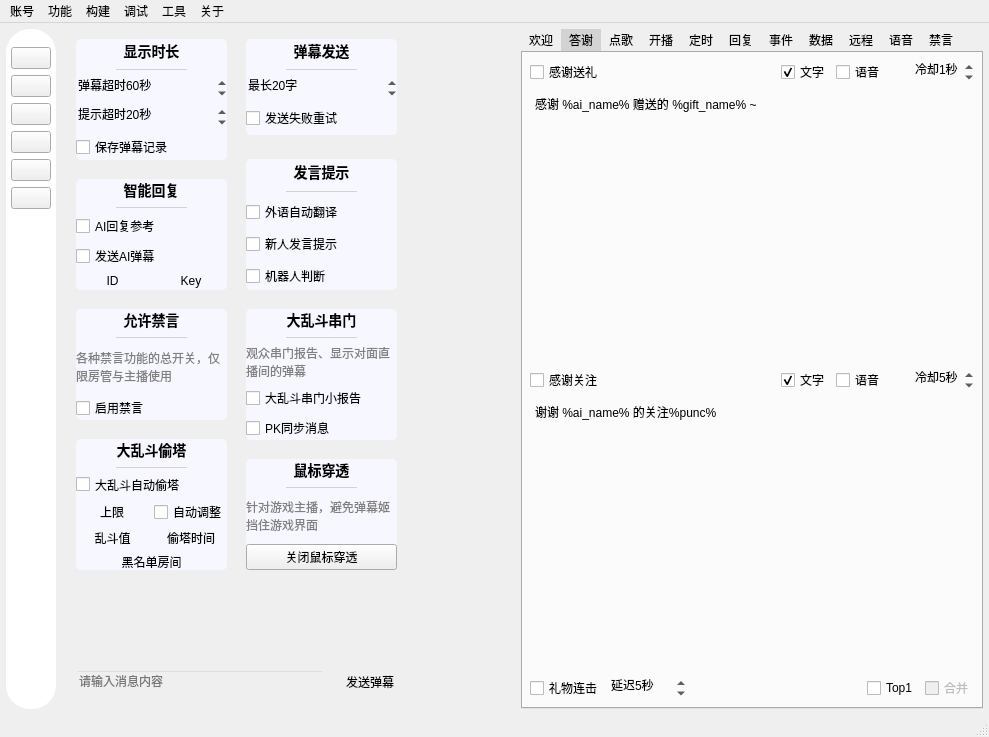
First picture: the form in mainwindow/mainwindow.ui, repository iwxyi/Bilibili-MagicalDanmaku, before the edit.
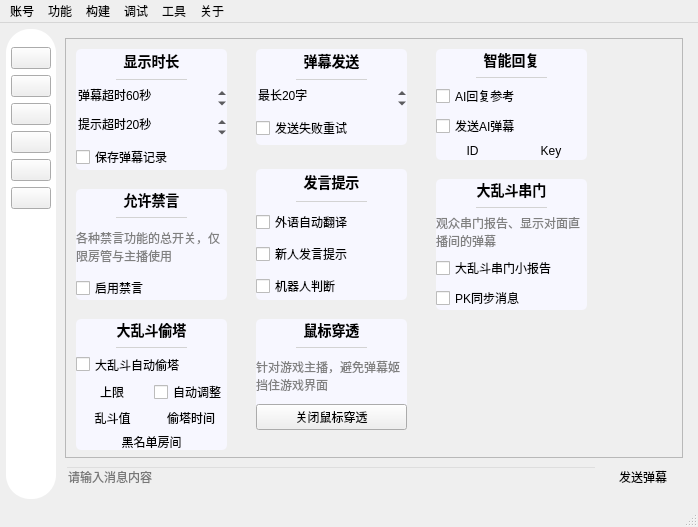
Second picture: the form after the edit. The open tabs and pages were chosen to show the change. Icons and pictures are not drawn. Custom widgets are drawn as their Qt base class.

Commit message: 添加WaterfallScrollArea控件

```diff
--- a/mainwindow/mainwindow.ui
+++ b/mainwindow/mainwindow.ui
@@ -6,8 +6,8 @@
    <rect>
     <x>0</x>
     <y>0</y>
-    <width>989</width>
-    <height>737</height>
+    <width>698</width>
+    <height>527</height>
    </rect>
   </property>
   <property name="windowTitle">
@@ -171,7 +171,7 @@
     <item>
      <widget class="QStackedWidget" name="stackedWidget">
       <property name="currentIndex">
-       <number>2</number>
+       <number>1</number>
       </property>
       <widget class="QWidget" name="roomPage">
        <layout class="QHBoxLayout" name="horizontalLayout_65">
@@ -953,10 +953,25 @@
        </layout>
       </widget>
       <widget class="QWidget" name="danmakuPage">
+       <layout class="QVBoxLayout" name="verticalLayout_5">
+        <item>
+         <widget class="QScrollArea" name="scrollArea">
+          <property name="widgetResizable">
+           <bool>true</bool>
+          </property>
+          <widget class="QWidget" name="scrollAreaWidgetContents">
+           <property name="geometry">
+            <rect>
+             <x>0</x>
+             <y>0</y>
+             <width>628</width>
+             <height>423</height>
+            </rect>
+           </property>
        <widget class="QWidget" name="danmakuTimerSettingsCard" native="true">
         <property name="geometry">
          <rect>
-          <x>20</x>
+              <x>10</x>
           <y>10</y>
           <width>151</width>
           <height>121</height>
@@ -1097,26 +1112,26 @@
          </item>
         </layout>
        </widget>
-       <widget class="QWidget" name="danmakuSaveSettingsCard" native="true">
+           <widget class="QWidget" name="danmakuSendSettingsCard" native="true">
         <property name="geometry">
          <rect>
           <x>190</x>
-          <y>130</y>
+              <y>10</y>
           <width>151</width>
-          <height>131</height>
+              <height>96</height>
          </rect>
         </property>
         <property name="styleSheet">
-         <string notr="true">#danmakuSaveSettingsCard
+             <string notr="true">#danmakuSendSettingsCard
 {
 	background: #f7f7ff;
 	border: none;
 	border-radius: 5px;
 }</string>
         </property>
-        <layout class="QVBoxLayout" name="verticalLayout_17">
+            <layout class="QVBoxLayout" name="verticalLayout_30">
          <item>
-          <widget class="QLabel" name="label_15">
+              <widget class="QLabel" name="label_14">
            <property name="sizePolicy">
             <sizepolicy hsizetype="Preferred" vsizetype="Fixed">
              <horstretch>0</horstretch>
@@ -1128,7 +1143,7 @@
 font-weight: 500;</string>
            </property>
            <property name="text">
-            <string>发言提示</string>
+                <string>弹幕发送</string>
            </property>
            <property name="alignment">
             <set>Qt::AlignCenter</set>
@@ -1136,7 +1151,7 @@
           </widget>
          </item>
          <item>
-          <widget class="QWidget" name="widget_11" native="true">
+              <widget class="QWidget" name="widget_10" native="true">
            <property name="minimumSize">
             <size>
              <width>0</width>
@@ -1156,32 +1171,55 @@
           </widget>
          </item>
          <item>
-          <widget class="QCheckBox" name="languageAutoTranslateCheck">
+              <widget class="QSpinBox" name="danmuLongestSpin">
+               <property name="contextMenuPolicy">
+                <enum>Qt::NoContextMenu</enum>
+               </property>
            <property name="toolTip">
-            <string>&lt;html&gt;&lt;head/&gt;&lt;body&gt;&lt;p&gt;自动翻译常用外语弹幕&lt;/p&gt;&lt;p&gt;目前支持：英语、日语、俄语、韩语&lt;/p&gt;&lt;/body&gt;&lt;/html&gt;</string>
-           </property>
-           <property name="text">
-            <string>外语自动翻译</string>
-           </property>
-          </widget>
-         </item>
-         <item>
-          <widget class="QCheckBox" name="newbieTipCheck">
-           <property name="toolTip">
-            <string>&lt;html&gt;&lt;head/&gt;&lt;body&gt;&lt;p&gt;第一次发弹幕时，昵称前显示[初]&lt;/p&gt;&lt;p&gt;若是0级小号，前三次显示红色的[新]&lt;/p&gt;&lt;/body&gt;&lt;/html&gt;</string>
-           </property>
-           <property name="text">
-            <string>新人发言提示</string>
-           </property>
+                <string>&lt;html&gt;&lt;head/&gt;&lt;body&gt;&lt;p&gt;一条弹幕最长可以发送多少字&lt;/p&gt;&lt;p&gt;当前规则：直播间中，舰长20字，提督30字，总督40字&lt;/p&gt;&lt;p&gt;另外会受到观众等级等其他氪金操作的影响。&lt;/p&gt;&lt;/body&gt;&lt;/html&gt;</string>
+               </property>
+               <property name="layoutDirection">
+                <enum>Qt::LeftToRight</enum>
+               </property>
+               <property name="autoFillBackground">
+                <bool>false</bool>
+               </property>
+               <property name="styleSheet">
+                <string notr="true">QSpinBox
+{
+	background: transparent;
+}</string>
+               </property>
+               <property name="frame">
+                <bool>false</bool>
+               </property>
+               <property name="suffix">
+                <string>字</string>
+               </property>
+               <property name="prefix">
+                <string>最长</string>
+               </property>
+               <property name="minimum">
+                <number>20</number>
+               </property>
+               <property name="maximum">
+                <number>80</number>
+               </property>
+               <property name="singleStep">
+                <number>10</number>
+               </property>
+               <property name="value">
+                <number>20</number>
+               </property>
           </widget>
          </item>
          <item>
-          <widget class="QCheckBox" name="judgeRobotCheck">
+              <widget class="QCheckBox" name="retryFailedDanmuCheck">
            <property name="toolTip">
-            <string>&lt;html&gt;&lt;head/&gt;&lt;body&gt;&lt;p&gt;开启后，判定为机器人的用户将不再触发欢迎、感谢关注&lt;/p&gt;&lt;p&gt;根据关注、粉丝、投稿、作品点赞等数据智能分析，有一定几率存在误判情况，但不影响整体效果&lt;/p&gt;&lt;p&gt;进来的人很多时，不建议开启，容易出现“请求被拦截”&lt;/p&gt;&lt;/body&gt;&lt;/html&gt;</string>
+                <string>&lt;html&gt;&lt;head/&gt;&lt;body&gt;&lt;p&gt;尝试重新发送失败的弹幕&lt;/p&gt;&lt;p&gt;包括：超出限制长度（自动分割）、1s内过快发送、3s内重复消息&lt;/p&gt;&lt;/body&gt;&lt;/html&gt;</string>
            </property>
            <property name="text">
-            <string>机器人判断</string>
+                <string>发送失败重试</string>
            </property>
           </widget>
          </item>
@@ -1190,8 +1228,8 @@
        <widget class="QWidget" name="danmakuAISettingsCard" native="true">
         <property name="geometry">
          <rect>
-          <x>20</x>
-          <y>150</y>
+              <x>370</x>
+              <y>10</y>
           <width>151</width>
           <height>111</height>
          </rect>
@@ -1308,26 +1346,26 @@
          </item>
         </layout>
        </widget>
-       <widget class="QWidget" name="danmakuSendSettingsCard" native="true">
+           <widget class="QWidget" name="danmakuSaveSettingsCard" native="true">
         <property name="geometry">
          <rect>
           <x>190</x>
-          <y>10</y>
+              <y>130</y>
           <width>151</width>
-          <height>96</height>
+              <height>131</height>
          </rect>
         </property>
         <property name="styleSheet">
-         <string notr="true">#danmakuSendSettingsCard
+             <string notr="true">#danmakuSaveSettingsCard
 {
 	background: #f7f7ff;
 	border: none;
 	border-radius: 5px;
 }</string>
         </property>
-        <layout class="QVBoxLayout" name="verticalLayout_30">
+            <layout class="QVBoxLayout" name="verticalLayout_17">
          <item>
-          <widget class="QLabel" name="label_14">
+              <widget class="QLabel" name="label_15">
            <property name="sizePolicy">
             <sizepolicy hsizetype="Preferred" vsizetype="Fixed">
              <horstretch>0</horstretch>
@@ -1339,7 +1377,7 @@
 font-weight: 500;</string>
            </property>
            <property name="text">
-            <string>弹幕发送</string>
+                <string>发言提示</string>
            </property>
            <property name="alignment">
             <set>Qt::AlignCenter</set>
@@ -1347,7 +1385,7 @@
           </widget>
          </item>
          <item>
-          <widget class="QWidget" name="widget_10" native="true">
+              <widget class="QWidget" name="widget_11" native="true">
            <property name="minimumSize">
             <size>
              <width>0</width>
@@ -1367,55 +1405,32 @@
           </widget>
          </item>
          <item>
-          <widget class="QSpinBox" name="danmuLongestSpin">
-           <property name="contextMenuPolicy">
-            <enum>Qt::NoContextMenu</enum>
-           </property>
+              <widget class="QCheckBox" name="languageAutoTranslateCheck">
            <property name="toolTip">
-            <string>&lt;html&gt;&lt;head/&gt;&lt;body&gt;&lt;p&gt;一条弹幕最长可以发送多少字&lt;/p&gt;&lt;p&gt;当前规则：直播间中，舰长20字，提督30字，总督40字&lt;/p&gt;&lt;p&gt;另外会受到观众等级等其他氪金操作的影响。&lt;/p&gt;&lt;/body&gt;&lt;/html&gt;</string>
-           </property>
-           <property name="layoutDirection">
-            <enum>Qt::LeftToRight</enum>
-           </property>
-           <property name="autoFillBackground">
-            <bool>false</bool>
-           </property>
-           <property name="styleSheet">
-            <string notr="true">QSpinBox
-{
-	background: transparent;
-}</string>
-           </property>
-           <property name="frame">
-            <bool>false</bool>
-           </property>
-           <property name="suffix">
-            <string>字</string>
-           </property>
-           <property name="prefix">
-            <string>最长</string>
-           </property>
-           <property name="minimum">
-            <number>20</number>
-           </property>
-           <property name="maximum">
-            <number>80</number>
-           </property>
-           <property name="singleStep">
-            <number>10</number>
-           </property>
-           <property name="value">
-            <number>20</number>
-           </property>
+                <string>&lt;html&gt;&lt;head/&gt;&lt;body&gt;&lt;p&gt;自动翻译常用外语弹幕&lt;/p&gt;&lt;p&gt;目前支持：英语、日语、俄语、韩语&lt;/p&gt;&lt;/body&gt;&lt;/html&gt;</string>
+               </property>
+               <property name="text">
+                <string>外语自动翻译</string>
+               </property>
+              </widget>
+             </item>
+             <item>
+              <widget class="QCheckBox" name="newbieTipCheck">
+               <property name="toolTip">
+                <string>&lt;html&gt;&lt;head/&gt;&lt;body&gt;&lt;p&gt;第一次发弹幕时，昵称前显示[初]&lt;/p&gt;&lt;p&gt;若是0级小号，前三次显示红色的[新]&lt;/p&gt;&lt;/body&gt;&lt;/html&gt;</string>
+               </property>
+               <property name="text">
+                <string>新人发言提示</string>
+               </property>
           </widget>
          </item>
          <item>
-          <widget class="QCheckBox" name="retryFailedDanmuCheck">
+              <widget class="QCheckBox" name="judgeRobotCheck">
            <property name="toolTip">
-            <string>&lt;html&gt;&lt;head/&gt;&lt;body&gt;&lt;p&gt;尝试重新发送失败的弹幕&lt;/p&gt;&lt;p&gt;包括：超出限制长度（自动分割）、1s内过快发送、3s内重复消息&lt;/p&gt;&lt;/body&gt;&lt;/html&gt;</string>
+                <string>&lt;html&gt;&lt;head/&gt;&lt;body&gt;&lt;p&gt;开启后，判定为机器人的用户将不再触发欢迎、感谢关注&lt;/p&gt;&lt;p&gt;根据关注、粉丝、投稿、作品点赞等数据智能分析，有一定几率存在误判情况，但不影响整体效果&lt;/p&gt;&lt;p&gt;进来的人很多时，不建议开启，容易出现“请求被拦截”&lt;/p&gt;&lt;/body&gt;&lt;/html&gt;</string>
            </property>
            <property name="text">
-            <string>发送失败重试</string>
+                <string>机器人判断</string>
            </property>
           </widget>
          </item>
@@ -1424,8 +1439,8 @@
        <widget class="QWidget" name="danmakuBlockSettingsCard" native="true">
         <property name="geometry">
          <rect>
-          <x>20</x>
-          <y>280</y>
+              <x>10</x>
+              <y>150</y>
           <width>151</width>
           <height>111</height>
          </rect>
@@ -1507,8 +1522,8 @@
        <widget class="QWidget" name="danmakuCuanmenSettingsCard" native="true">
         <property name="geometry">
          <rect>
-          <x>190</x>
-          <y>280</y>
+              <x>370</x>
+              <y>140</y>
           <width>151</width>
           <height>131</height>
          </rect>
@@ -1608,129 +1623,11 @@
          </item>
         </layout>
        </widget>
-       <widget class="QWidget" name="danmakuMouseTransparentSettingsCard" native="true">
-        <property name="geometry">
-         <rect>
-          <x>190</x>
-          <y>430</y>
-          <width>151</width>
-          <height>111</height>
-         </rect>
-        </property>
-        <property name="styleSheet">
-         <string notr="true">#danmakuMouseTransparentSettingsCard
-{
-	background: #f7f7ff;
-	border: none;
-	border-radius: 5px;
-}</string>
-        </property>
-        <layout class="QVBoxLayout" name="verticalLayout_33">
-         <item>
-          <widget class="QLabel" name="label_20">
-           <property name="sizePolicy">
-            <sizepolicy hsizetype="Preferred" vsizetype="Fixed">
-             <horstretch>0</horstretch>
-             <verstretch>0</verstretch>
-            </sizepolicy>
-           </property>
-           <property name="styleSheet">
-            <string notr="true">font-size: 14px;
-font-weight: 500;</string>
-           </property>
-           <property name="text">
-            <string>鼠标穿透</string>
-           </property>
-           <property name="alignment">
-            <set>Qt::AlignCenter</set>
-           </property>
-          </widget>
-         </item>
-         <item>
-          <widget class="QWidget" name="widget_18" native="true">
-           <property name="minimumSize">
-            <size>
-             <width>0</width>
-             <height>1</height>
-            </size>
-           </property>
-           <property name="maximumSize">
-            <size>
-             <width>16777215</width>
-             <height>1</height>
-            </size>
-           </property>
-           <property name="styleSheet">
-            <string notr="true">background: lightgray;
-margin: 40px;</string>
-           </property>
-          </widget>
-         </item>
-         <item>
-          <widget class="QLabel" name="label_21">
-           <property name="styleSheet">
-            <string notr="true">color: gray;</string>
-           </property>
-           <property name="text">
-            <string>针对游戏主播，避免弹幕姬挡住游戏界面</string>
-           </property>
-           <property name="wordWrap">
-            <bool>true</bool>
-           </property>
-          </widget>
-         </item>
-         <item>
-          <widget class="QPushButton" name="closeTransMouseButton">
-           <property name="text">
-            <string>关闭鼠标穿透</string>
-           </property>
-          </widget>
-         </item>
-        </layout>
-       </widget>
-       <widget class="QWidget" name="">
-        <property name="geometry">
-         <rect>
-          <x>20</x>
-          <y>640</y>
-          <width>334</width>
-          <height>25</height>
-         </rect>
-        </property>
-        <layout class="QHBoxLayout" name="horizontalLayout_8">
-         <property name="topMargin">
-          <number>0</number>
-         </property>
-         <item>
-          <widget class="QLineEdit" name="SendMsgEdit">
-           <property name="styleSheet">
-            <string notr="true">QLineEdit
-{
-	background: transparent;
-}</string>
-           </property>
-           <property name="placeholderText">
-            <string>请输入消息内容</string>
-           </property>
-          </widget>
-         </item>
-         <item>
-          <widget class="QPushButton" name="SendMsgButton">
-           <property name="text">
-            <string>发送弹幕</string>
-           </property>
-           <property name="flat">
-            <bool>true</bool>
-           </property>
-          </widget>
-         </item>
-        </layout>
-       </widget>
        <widget class="QWidget" name="danmakuToutaSettingsCard" native="true">
         <property name="geometry">
          <rect>
-          <x>20</x>
-          <y>410</y>
+              <x>10</x>
+              <y>280</y>
           <width>151</width>
           <height>131</height>
          </rect>
@@ -1871,121 +1768,181 @@
          </item>
         </layout>
        </widget>
+           <widget class="QWidget" name="danmakuMouseTransparentSettingsCard" native="true">
+            <property name="geometry">
+             <rect>
+              <x>190</x>
+              <y>280</y>
+              <width>151</width>
+              <height>111</height>
+             </rect>
+            </property>
+            <property name="styleSheet">
+             <string notr="true">#danmakuMouseTransparentSettingsCard
+{
+	background: #f7f7ff;
+	border: none;
+	border-radius: 5px;
+}</string>
+            </property>
+            <layout class="QVBoxLayout" name="verticalLayout_33">
+             <item>
+              <widget class="QLabel" name="label_20">
+               <property name="sizePolicy">
+                <sizepolicy hsizetype="Preferred" vsizetype="Fixed">
+                 <horstretch>0</horstretch>
+                 <verstretch>0</verstretch>
+                </sizepolicy>
+               </property>
+               <property name="styleSheet">
+                <string notr="true">font-size: 14px;
+font-weight: 500;</string>
+               </property>
+               <property name="text">
+                <string>鼠标穿透</string>
+               </property>
+               <property name="alignment">
+                <set>Qt::AlignCenter</set>
+               </property>
+              </widget>
+             </item>
+             <item>
+              <widget class="QWidget" name="widget_18" native="true">
+               <property name="minimumSize">
+                <size>
+                 <width>0</width>
+                 <height>1</height>
+                </size>
+               </property>
+               <property name="maximumSize">
+                <size>
+                 <width>16777215</width>
+                 <height>1</height>
+                </size>
+               </property>
+               <property name="styleSheet">
+                <string notr="true">background: lightgray;
+margin: 40px;</string>
+               </property>
+              </widget>
+             </item>
+             <item>
+              <widget class="QLabel" name="label_21">
+               <property name="styleSheet">
+                <string notr="true">color: gray;</string>
+               </property>
+               <property name="text">
+                <string>针对游戏主播，避免弹幕姬挡住游戏界面</string>
+               </property>
+               <property name="wordWrap">
+                <bool>true</bool>
+               </property>
+              </widget>
+             </item>
+             <item>
+              <widget class="QPushButton" name="closeTransMouseButton">
+               <property name="text">
+                <string>关闭鼠标穿透</string>
+               </property>
+              </widget>
+             </item>
+            </layout>
+           </widget>
+          </widget>
+         </widget>
+        </item>
+        <item>
+         <layout class="QHBoxLayout" name="horizontalLayout_8">
+          <property name="topMargin">
+           <number>0</number>
+          </property>
+          <item>
+           <widget class="QLineEdit" name="SendMsgEdit">
+            <property name="styleSheet">
+             <string notr="true">QLineEdit
+{
+	background: transparent;
+}</string>
+            </property>
+            <property name="placeholderText">
+             <string>请输入消息内容</string>
+            </property>
+           </widget>
+          </item>
+          <item>
+           <widget class="QPushButton" name="SendMsgButton">
+            <property name="text">
+             <string>发送弹幕</string>
+            </property>
+            <property name="flat">
+             <bool>true</bool>
+            </property>
+           </widget>
+          </item>
+         </layout>
+        </item>
+       </layout>
       </widget>
       <widget class="QWidget" name="thankPage">
        <layout class="QVBoxLayout" name="verticalLayout_3">
         <item>
          <layout class="QHBoxLayout" name="horizontalLayout_2">
           <item>
-           <widget class="QPushButton" name="pushButton_2">
+           <spacer name="horizontalSpacer_9">
+            <property name="orientation">
+             <enum>Qt::Horizontal</enum>
+            </property>
+            <property name="sizeHint" stdset="0">
+             <size>
+              <width>40</width>
+              <height>20</height>
+             </size>
+            </property>
+           </spacer>
+          </item>
+          <item>
+           <widget class="WaterFloatButton" name="pushButton_2">
             <property name="text">
              <string>欢迎</string>
             </property>
            </widget>
           </item>
           <item>
-           <widget class="QPushButton" name="pushButton_3">
+           <widget class="WaterFloatButton" name="pushButton_3">
             <property name="text">
              <string>送礼</string>
             </property>
            </widget>
           </item>
           <item>
-           <widget class="QPushButton" name="pushButton_4">
+           <widget class="WaterFloatButton" name="pushButton_4">
             <property name="text">
              <string>关注</string>
             </property>
            </widget>
           </item>
+          <item>
+           <spacer name="horizontalSpacer_17">
+            <property name="orientation">
+             <enum>Qt::Horizontal</enum>
+            </property>
+            <property name="sizeHint" stdset="0">
+             <size>
+              <width>40</width>
+              <height>20</height>
+             </size>
+            </property>
+           </spacer>
+          </item>
          </layout>
         </item>
         <item>
          <widget class="QStackedWidget" name="thankStackedWidget">
           <property name="currentIndex">
-           <number>0</number>
+           <number>2</number>
           </property>
-          <widget class="QWidget" name="page"/>
-          <widget class="QWidget" name="page_2"/>
-          <widget class="QWidget" name="page_3"/>
-         </widget>
-        </item>
-       </layout>
-      </widget>
-      <widget class="QWidget" name="musicPage"/>
-      <widget class="QWidget" name="extensionPage">
-       <layout class="QVBoxLayout" name="verticalLayout_2"/>
-      </widget>
-      <widget class="QWidget" name="preferencePage">
-       <layout class="QVBoxLayout" name="verticalLayout_16">
-        <item>
-         <widget class="QCheckBox" name="startupAnimationCheck">
-          <property name="toolTip">
-           <string>&lt;html&gt;&lt;head/&gt;&lt;body&gt;&lt;p&gt;所有本该发送的弹幕都只显示在“实时弹幕”中，不真正发送&lt;/p&gt;&lt;p&gt;适用于调试不熟悉功能&lt;/p&gt;&lt;/body&gt;&lt;/html&gt;</string>
-          </property>
-          <property name="text">
-           <string>启动动画</string>
-          </property>
-         </widget>
-        </item>
-        <item>
-         <spacer name="verticalSpacer_9">
-          <property name="orientation">
-           <enum>Qt::Vertical</enum>
-          </property>
-          <property name="sizeHint" stdset="0">
-           <size>
-            <width>20</width>
-            <height>267</height>
-           </size>
-          </property>
-         </spacer>
-        </item>
-       </layout>
-      </widget>
-     </widget>
-    </item>
-    <item>
-     <widget class="MyTabWidget" name="tabWidget">
-      <property name="styleSheet">
-       <string notr="true">QTabWidget
-{
-	border: none;
-}
-
-QTabWidget::tab-bar
-{
-	border: none;
-}
-
-QTabBar::tab
-{
-	border: 0px solid #F0F0F000;
-	padding: 4px;
-	padding-left: 8px;
-	padding-right: 8px;
-	min-width: 8ex;
-	margin: 0px;
-}
-
-QTabBar::tab:hover
-{
-	background: rgba(128,128,128,64);
-}
-
-QTabBar::tab:selected
-{
-	background: rgba(128,128,128,64);
-}
-</string>
-      </property>
-      <property name="currentIndex">
-       <number>1</number>
-      </property>
-      <widget class="QWidget" name="tab_9">
-       <attribute name="title">
-        <string>欢迎</string>
-       </attribute>
-       <layout class="QVBoxLayout" name="verticalLayout_10">
+          <widget class="QWidget" name="page">
+           <layout class="QVBoxLayout" name="verticalLayout_35">
         <item>
          <layout class="QHBoxLayout" name="horizontalLayout_15">
           <property name="topMargin">
@@ -2091,11 +2048,8 @@
         </item>
        </layout>
       </widget>
-      <widget class="QWidget" name="tab_4">
-       <attribute name="title">
-        <string>答谢</string>
-       </attribute>
-       <layout class="QVBoxLayout" name="verticalLayout_5">
+          <widget class="QWidget" name="page_2">
+           <layout class="QVBoxLayout" name="verticalLayout_10">
         <item>
          <layout class="QHBoxLayout" name="horizontalLayout_16">
           <property name="topMargin">
@@ -2196,103 +2150,6 @@
           </property>
          </widget>
         </item>
-        <item>
-         <layout class="QHBoxLayout" name="horizontalLayout_17">
-          <property name="topMargin">
-           <number>0</number>
-          </property>
-          <item>
-           <widget class="QCheckBox" name="autoSendAttentionCheck">
-            <property name="text">
-             <string>感谢关注</string>
-            </property>
-           </widget>
-          </item>
-          <item>
-           <spacer name="horizontalSpacer_5">
-            <property name="orientation">
-             <enum>Qt::Horizontal</enum>
-            </property>
-            <property name="sizeHint" stdset="0">
-             <size>
-              <width>0</width>
-              <height>20</height>
-             </size>
-            </property>
-           </spacer>
-          </item>
-          <item>
-           <widget class="QCheckBox" name="sendAttentionTextCheck">
-            <property name="text">
-             <string>文字</string>
-            </property>
-            <property name="checked">
-             <bool>true</bool>
-            </property>
-           </widget>
-          </item>
-          <item>
-           <widget class="QCheckBox" name="sendAttentionVoiceCheck">
-            <property name="text">
-             <string>语音</string>
-            </property>
-           </widget>
-          </item>
-          <item>
-           <widget class="QSpinBox" name="sendAttentionCDSpin">
-            <property name="contextMenuPolicy">
-             <enum>Qt::NoContextMenu</enum>
-            </property>
-            <property name="styleSheet">
-             <string notr="true">QSpinBox
-{
-	background: transparent;
-}</string>
-            </property>
-            <property name="frame">
-             <bool>false</bool>
-            </property>
-            <property name="alignment">
-             <set>Qt::AlignRight|Qt::AlignTrailing|Qt::AlignVCenter</set>
-            </property>
-            <property name="suffix">
-             <string>秒</string>
-            </property>
-            <property name="prefix">
-             <string>冷却</string>
-            </property>
-            <property name="minimum">
-             <number>1</number>
-            </property>
-            <property name="maximum">
-             <number>600</number>
-            </property>
-            <property name="singleStep">
-             <number>1</number>
-            </property>
-            <property name="value">
-             <number>5</number>
-            </property>
-           </widget>
-          </item>
-         </layout>
-        </item>
-        <item>
-         <widget class="ConditionEditor" name="autoAttentionWordsEdit">
-          <property name="toolTip">
-           <string/>
-          </property>
-          <property name="styleSheet">
-           <string notr="true">QPlainTextEdit
-{
-	background: transparent;
-}</string>
-          </property>
-          <property name="plainText">
-           <string>谢谢 %ai_name% 的关注%punc%</string>
-          </property>
-         </widget>
-        </item>
         <item>
          <layout class="QHBoxLayout" name="horizontalLayout_47">
           <property name="topMargin">
@@ -2376,6 +2233,151 @@
         </item>
        </layout>
       </widget>
+          <widget class="QWidget" name="page_3">
+           <layout class="QVBoxLayout" name="verticalLayout_36">
+            <item>
+             <layout class="QHBoxLayout" name="horizontalLayout_17">
+              <property name="topMargin">
+               <number>0</number>
+              </property>
+              <item>
+               <widget class="QCheckBox" name="autoSendAttentionCheck">
+                <property name="text">
+                 <string>感谢关注</string>
+                </property>
+               </widget>
+              </item>
+              <item>
+               <spacer name="horizontalSpacer_5">
+                <property name="orientation">
+                 <enum>Qt::Horizontal</enum>
+                </property>
+                <property name="sizeHint" stdset="0">
+                 <size>
+                  <width>0</width>
+                  <height>20</height>
+                 </size>
+                </property>
+               </spacer>
+              </item>
+              <item>
+               <widget class="QCheckBox" name="sendAttentionTextCheck">
+                <property name="text">
+                 <string>文字</string>
+                </property>
+                <property name="checked">
+                 <bool>true</bool>
+                </property>
+               </widget>
+              </item>
+              <item>
+               <widget class="QCheckBox" name="sendAttentionVoiceCheck">
+                <property name="text">
+                 <string>语音</string>
+                </property>
+               </widget>
+              </item>
+              <item>
+               <widget class="QSpinBox" name="sendAttentionCDSpin">
+                <property name="contextMenuPolicy">
+                 <enum>Qt::NoContextMenu</enum>
+                </property>
+                <property name="styleSheet">
+                 <string notr="true">QSpinBox
+{
+	background: transparent;
+}</string>
+                </property>
+                <property name="frame">
+                 <bool>false</bool>
+                </property>
+                <property name="alignment">
+                 <set>Qt::AlignRight|Qt::AlignTrailing|Qt::AlignVCenter</set>
+                </property>
+                <property name="suffix">
+                 <string>秒</string>
+                </property>
+                <property name="prefix">
+                 <string>冷却</string>
+                </property>
+                <property name="minimum">
+                 <number>1</number>
+                </property>
+                <property name="maximum">
+                 <number>600</number>
+                </property>
+                <property name="singleStep">
+                 <number>1</number>
+                </property>
+                <property name="value">
+                 <number>5</number>
+                </property>
+               </widget>
+              </item>
+             </layout>
+            </item>
+            <item>
+             <widget class="ConditionEditor" name="autoAttentionWordsEdit">
+              <property name="toolTip">
+               <string/>
+              </property>
+              <property name="styleSheet">
+               <string notr="true">QPlainTextEdit
+{
+	background: transparent;
+}</string>
+              </property>
+              <property name="plainText">
+               <string>谢谢 %ai_name% 的关注%punc%</string>
+              </property>
+             </widget>
+            </item>
+           </layout>
+          </widget>
+         </widget>
+        </item>
+       </layout>
+      </widget>
+      <widget class="QWidget" name="musicPage"/>
+      <widget class="QWidget" name="extensionPage">
+       <layout class="QVBoxLayout" name="verticalLayout_2">
+        <item>
+         <widget class="MyTabWidget" name="tabWidget">
+          <property name="styleSheet">
+           <string notr="true">QTabWidget
+{
+	border: none;
+}
+
+QTabWidget::tab-bar
+{
+	border: none;
+}
+
+QTabBar::tab
+{
+	border: 0px solid #F0F0F000;
+	padding: 4px;
+	padding-left: 8px;
+	padding-right: 8px;
+	min-width: 8ex;
+	margin: 0px;
+}
+
+QTabBar::tab:hover
+{
+	background: rgba(128,128,128,64);
+}
+
+QTabBar::tab:selected
+{
+	background: rgba(128,128,128,64);
+}
+</string>
+          </property>
+          <property name="currentIndex">
+           <number>0</number>
+          </property>
       <widget class="QWidget" name="tab_8">
        <attribute name="title">
         <string>点歌</string>
@@ -4663,12 +4665,43 @@
     </item>
    </layout>
   </widget>
+      <widget class="QWidget" name="preferencePage">
+       <layout class="QVBoxLayout" name="verticalLayout_16">
+        <item>
+         <widget class="QCheckBox" name="startupAnimationCheck">
+          <property name="toolTip">
+           <string>&lt;html&gt;&lt;head/&gt;&lt;body&gt;&lt;p&gt;所有本该发送的弹幕都只显示在“实时弹幕”中，不真正发送&lt;/p&gt;&lt;p&gt;适用于调试不熟悉功能&lt;/p&gt;&lt;/body&gt;&lt;/html&gt;</string>
+          </property>
+          <property name="text">
+           <string>启动动画</string>
+          </property>
+         </widget>
+        </item>
+        <item>
+         <spacer name="verticalSpacer_9">
+          <property name="orientation">
+           <enum>Qt::Vertical</enum>
+          </property>
+          <property name="sizeHint" stdset="0">
+           <size>
+            <width>20</width>
+            <height>267</height>
+           </size>
+          </property>
+         </spacer>
+        </item>
+       </layout>
+      </widget>
+     </widget>
+    </item>
+   </layout>
+  </widget>
   <widget class="QMenuBar" name="menubar">
    <property name="geometry">
     <rect>
      <x>0</x>
      <y>0</y>
-     <width>989</width>
+     <width>698</width>
      <height>21</height>
     </rect>
    </property>
@@ -5122,6 +5155,11 @@
    <header>waterfallbuttongroup.h</header>
    <container>1</container>
   </customwidget>
+  <customwidget>
+   <class>WaterFloatButton</class>
+   <extends>QPushButton</extends>
+   <header>waterfloatbutton.h</header>
+  </customwidget>
  </customwidgets>
  <resources>
   <include location="../resources/resource.qrc"/>
```
Lines whose indentation alone changed are shown as unchanged. The commit also changes 3 other files.
